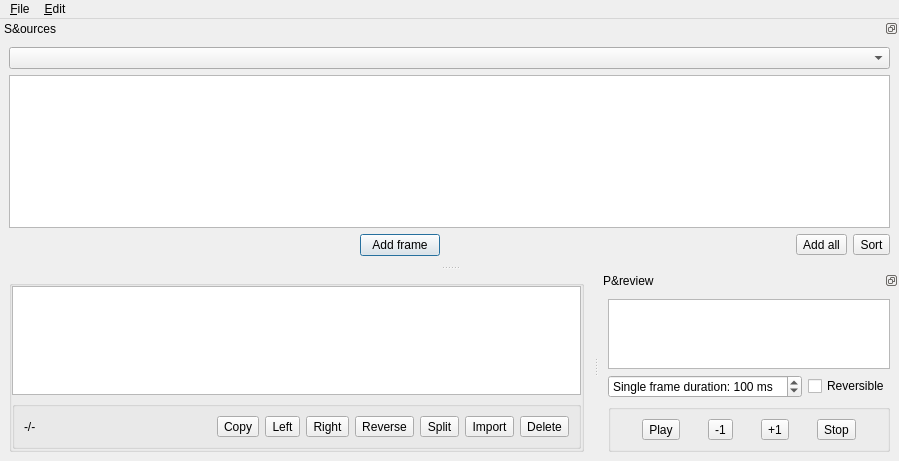
Old version of the form animation-editor/editor.ui in the repository dos1/libsuperderpy-utils.
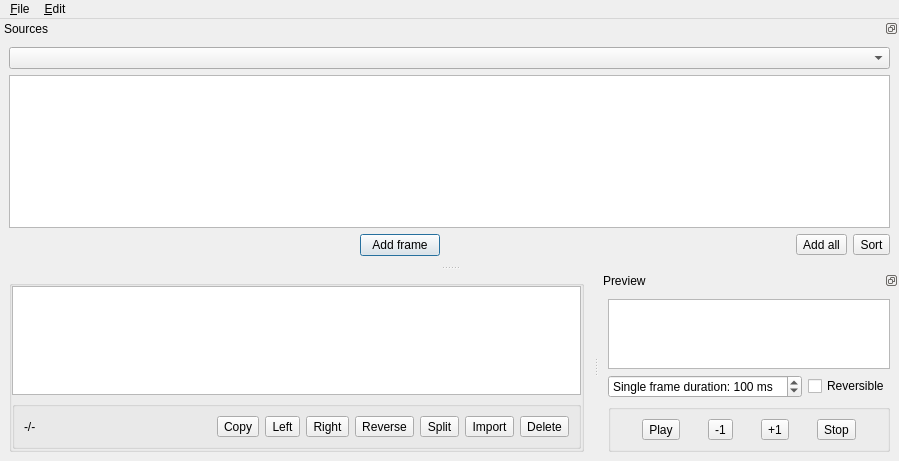
New version of the form. Icons and pictures are not drawn. Custom widgets are drawn as their Qt base class.

Commit message:
animation-editor: remove activators from dock widgets
It has no use and the ampersand isn't hidden on macOS.

What changed in the file:
```diff
--- a/animation-editor/editor.ui
+++ b/animation-editor/editor.ui
@@ -265,7 +265,7 @@
     <set>QDockWidget::DockWidgetFloatable|QDockWidget::DockWidgetMovable</set>
    </property>
    <property name="windowTitle">
-    <string>P&amp;review</string>
+    <string>Preview</string>
    </property>
    <attribute name="dockWidgetArea">
     <number>2</number>
@@ -394,7 +394,7 @@
     <set>QDockWidget::DockWidgetFloatable|QDockWidget::DockWidgetMovable</set>
    </property>
    <property name="windowTitle">
-    <string>S&amp;ources</string>
+    <string>Sources</string>
    </property>
    <attribute name="dockWidgetArea">
     <number>4</number>
```
The commit also changes 1 other file.
